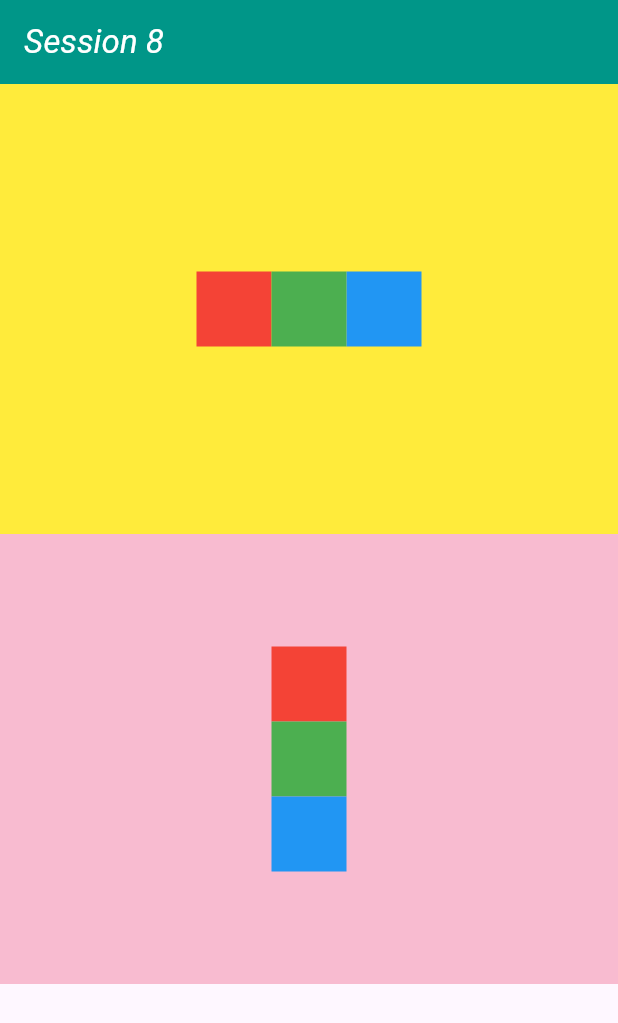
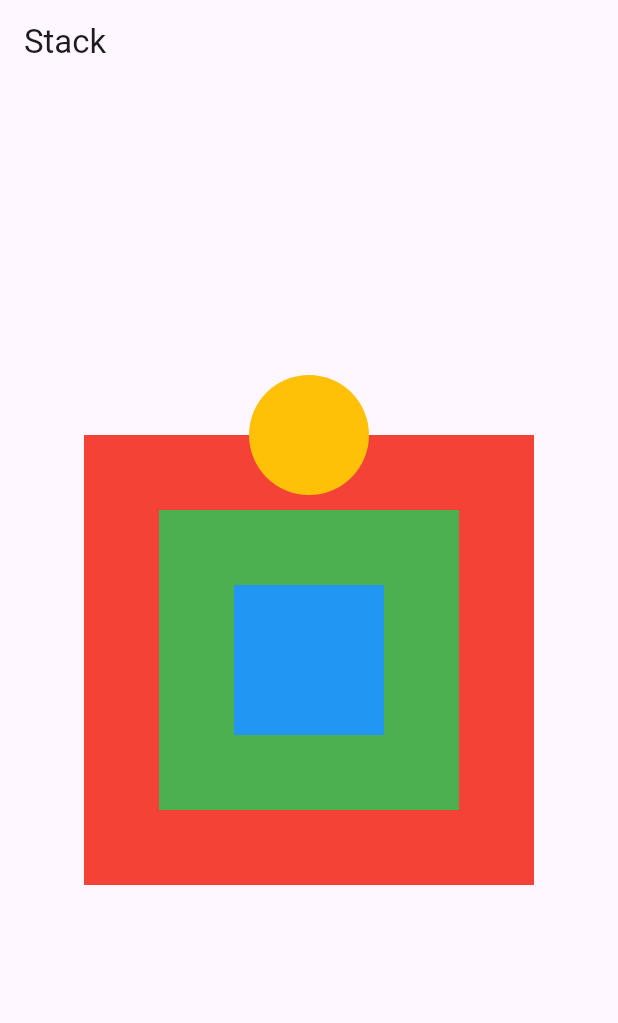
Before and after one commit to abidroid/sbbwu_session8_row_col_stack, a Flutter app: the screen it shows after launch, on a phone screen of 412 x 824 dp. Shown: the top 1023 px of the screen. Run offline on Flutter 3.47's test engine with Material 3 defaults, Android fonts, the phone set to English and light mode, and no system bars.

Commit message:
stack explained

```diff
--- a/lib/main.dart
+++ b/lib/main.dart
@@ -1,5 +1,6 @@
 import 'package:flutter/material.dart';
 import 'package:sbbwu_session8_row_col_stack/screens/first_screen.dart';
+import 'package:sbbwu_session8_row_col_stack/screens/second_screen.dart';
 
 void main() {
   runApp(const MyApp());
@@ -18,7 +19,7 @@ class MyApp extends StatelessWidget {
         colorScheme: ColorScheme.fromSeed(seedColor: Colors.deepPurple),
         useMaterial3: true,
       ),
-      home: const FirstScreen(),
+      home: const SecondScreen(),
     );
   }
 }
--- /dev/null
+++ b/lib/screens/second_screen.dart
@@ -0,0 +1,42 @@
+import 'package:flutter/cupertino.dart';
+import 'package:flutter/material.dart';
+import 'package:flutter/painting.dart';
+
+class SecondScreen extends StatelessWidget {
+  const SecondScreen({super.key});
+
+  @override
+  Widget build(BuildContext context) {
+    return Scaffold(
+      appBar: AppBar(
+        title: const Text('Stack'),
+      ),
+      body: Center(
+        child: Stack(
+          alignment: Alignment.center,
+          clipBehavior: Clip.none,
+          children: [
+            Container(width: 300, height: 300,color: Colors.red,),
+            Container(width: 200, height: 200,color: Colors.green,),
+            Container(width: 100, height: 100,color: Colors.blue,),
+
+            Positioned(
+                top: -40,
+                left: 110,
+
+                child: Container(width: 80, height: 80,
+
+                decoration:  BoxDecoration(
+                  color: Colors.amber,
+                  borderRadius: BorderRadius.circular(40)
+                ),
+                )),
+
+
+
+          ],
+        ),
+      ),
+    );
+  }
+}
```
